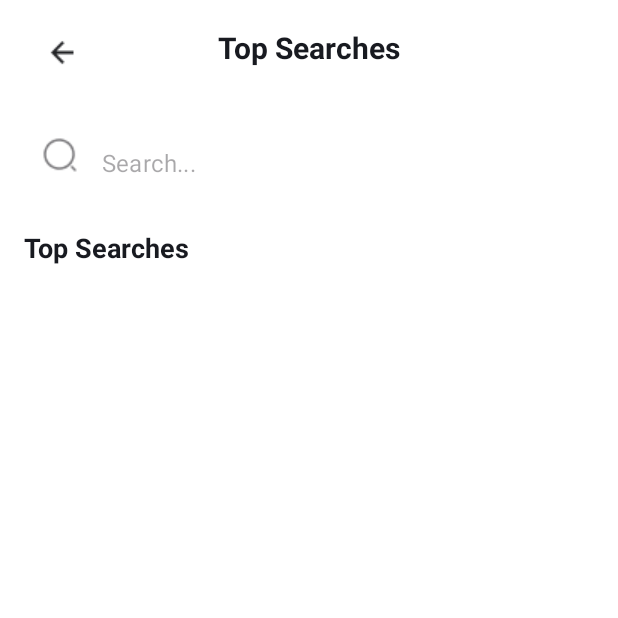
After one commit to 0353266118/appmovieduy, an Android app: the SearchActivity screen opened directly, with no data from a screen before it, on a phone screen of 412 x 824 dp, the top half of it. The commit adds this screen. Run offline under Robolectric (Android 15) with nearby library versions, the light colour scheme and no system bars; pictures from the network do not load.

Commit message:
Cập nhật search mới

```diff
--- a/app/src/main/AndroidManifest.xml
+++ b/app/src/main/AndroidManifest.xml
@@ -14,6 +14,9 @@
         android:supportsRtl="true"
         android:theme="@style/Theme.AppMoive"
         tools:targetApi="31">
+        <activity
+            android:name=".ui.search.SearchActivity"
+            android:exported="false" />
         <activity
             android:name=".ui.actormovies.ActorMoviesActivity"
             android:exported="false" />
--- a/app/src/main/java/com/example/appmoive/data/api/ApiService.kt
+++ b/app/src/main/java/com/example/appmoive/data/api/ApiService.kt
@@ -76,4 +76,12 @@ interface ApiService {
         @Path("person_id") personId: Int,
         @Query("api_key") apiKey: String = API_KEY
     ): Response<ActorDetail>
+
+
+    @GET("search/movie")
+    suspend fun searchMovies(
+        @Query("api_key") apiKey: String = API_KEY,
+        @Query("query") query: String, // Từ khóa tìm kiếm
+        @Query("page") page: Int
+    ): Response<MovieResponse>
 }
--- a/app/src/main/java/com/example/appmoive/data/repository/MovieRepository.kt
+++ b/app/src/main/java/com/example/appmoive/data/repository/MovieRepository.kt
@@ -27,4 +27,5 @@ class MovieRepository {
     suspend fun getSimilarMovies(movieId: Int) = ApiClient.apiService.getSimilarMovies(movieId)
     suspend fun getActorMovies(personId: Int) = ApiClient.apiService.getActorMovies(personId)
     suspend fun getActorDetails(personId: Int) = ApiClient.apiService.getActorDetails(personId)
+    suspend fun searchMovies(query: String, page: Int) = ApiClient.apiService.searchMovies(query = query, page = page)
 }
--- a/app/src/main/java/com/example/appmoive/ui/adapters/MovieListAdapter.kt
+++ b/app/src/main/java/com/example/appmoive/ui/adapters/MovieListAdapter.kt
@@ -45,4 +45,10 @@ class MovieListAdapter(
         movies.addAll(newMovies)
         notifyItemRangeInserted(oldSize, newMovies.size)
     }
+    // MỚI: Thêm hàm này
+    fun setData(newMovies: List<Movie>) {
+        movies.clear()
+        movies.addAll(newMovies)
+        notifyDataSetChanged()
+    }
 }
--- a/app/src/main/java/com/example/appmoive/ui/home/HomeActivity.kt
+++ b/app/src/main/java/com/example/appmoive/ui/home/HomeActivity.kt
@@ -13,6 +13,7 @@ import com.example.appmoive.databinding.ActivityHomeBinding
 import com.example.appmoive.ui.adapters.*
 import com.example.appmoive.ui.detail.DetailActivity
 import com.example.appmoive.ui.movielist.MovieListActivity
+import com.example.appmoive.ui.search.SearchActivity
 
 // Đảm bảo class implement OnMovieClickListener
 class HomeActivity : AppCompatActivity(), OnMovieClickListener {
@@ -46,6 +47,11 @@ class HomeActivity : AppCompatActivity(), OnMovieClickListener {
 
         binding.tvSeeAllRecommended.setOnClickListener {
             val intent = Intent(this, MovieListActivity::class.java)
+            startActivity(intent)
+        }
+
+        binding.ivSearch.setOnClickListener {
+            val intent = Intent(this, SearchActivity::class.java)
             startActivity(intent)
         }
     }
--- /dev/null
+++ b/app/src/main/java/com/example/appmoive/ui/search/SearchActivity.kt
@@ -0,0 +1,74 @@
+package com.example.appmoive.ui.search
+
+import android.content.Intent
+import android.os.Bundle
+import androidx.activity.enableEdgeToEdge
+import androidx.activity.viewModels
+import androidx.appcompat.app.AppCompatActivity
+import androidx.core.view.ViewCompat
+import androidx.core.view.WindowInsetsCompat
+import com.example.appmoive.R
+import androidx.core.widget.addTextChangedListener
+import androidx.recyclerview.widget.LinearLayoutManager
+import com.example.appmoive.data.model.Movie
+import com.example.appmoive.databinding.ActivitySearchBinding
+import com.example.appmoive.ui.adapters.MovieListAdapter
+import com.example.appmoive.ui.adapters.OnMovieClickListener
+import com.example.appmoive.ui.detail.DetailActivity
+import kotlinx.coroutines.*
+class SearchActivity : AppCompatActivity(), OnMovieClickListener {
+    private lateinit var binding: ActivitySearchBinding
+    private val viewModel: SearchViewModel by viewModels()
+    private lateinit var searchAdapter: MovieListAdapter // Tái sử dụng MovieListAdapter
+
+    private var searchJob: Job? = null // Biến để quản lý coroutine debounce
+
+    override fun onCreate(savedInstanceState: Bundle?) {
+        super.onCreate(savedInstanceState)
+        binding = ActivitySearchBinding.inflate(layoutInflater)
+        setContentView(binding.root)
+
+        setupUI()
+        setupRecyclerView()
+        observeViewModel()
+    }
+
+    private fun setupUI() {
+        binding.ivBack.setOnClickListener { onBackPressedDispatcher.onBackPressed() }
+
+        // Lắng nghe sự kiện thay đổi text trong ô tìm kiếm
+        binding.etSearch.addTextChangedListener { editable ->
+            val query = editable.toString().trim()
+
+            // Hủy bỏ job tìm kiếm cũ
+            searchJob?.cancel()
+            // Tạo một job mới với độ trễ (debounce)
+            searchJob = MainScope().launch {
+                delay(500L) // Chờ 500ms sau khi người dùng ngừng gõ
+                viewModel.searchMovies(query)
+            }
+        }
+    }
+
+    private fun setupRecyclerView() {
+        searchAdapter = MovieListAdapter(mutableListOf(), this)
+        binding.rvSearchResults.apply {
+            layoutManager = LinearLayoutManager(this@SearchActivity)
+            adapter = searchAdapter
+        }
+    }
+
+    private fun observeViewModel() {
+        viewModel.searchResults.observe(this) { movies ->
+            // MovieListAdapter cần hàm setData, chúng ta sẽ thêm nó
+            searchAdapter.setData(movies ?: emptyList())
+        }
+    }
+
+    override fun onMovieClick(movie: Movie) {
+        val intent = Intent(this, DetailActivity::class.java).apply {
+            putExtra("MOVIE_ID", movie.id)
+        }
+        startActivity(intent)
+    }
+}
--- /dev/null
+++ b/app/src/main/java/com/example/appmoive/ui/search/SearchViewModel.kt
@@ -0,0 +1,31 @@
+package com.example.appmoive.ui.search
+
+import androidx.lifecycle.LiveData
+import androidx.lifecycle.MutableLiveData
+import androidx.lifecycle.ViewModel
+import androidx.lifecycle.viewModelScope
+import com.example.appmoive.data.model.Movie
+import com.example.appmoive.data.repository.MovieRepository
+import kotlinx.coroutines.launch
+
+class SearchViewModel : ViewModel() {
+    private val repository = MovieRepository()
+
+    private val _searchResults = MutableLiveData<List<Movie>>()
+    val searchResults: LiveData<List<Movie>> = _searchResults
+
+    fun searchMovies(query: String) {
+        if (query.isBlank()) {
+            _searchResults.postValue(emptyList()) // Xóa kết quả nếu query trống
+            return
+        }
+
+        viewModelScope.launch {
+            // Tạm thời chỉ tìm kiếm trang đầu tiên
+            val response = repository.searchMovies(query, 1)
+            if (response.isSuccessful) {
+                _searchResults.postValue(response.body()?.movies)
+            }
+        }
+    }
+}
--- /dev/null
+++ b/app/src/main/res/layout/activity_search.xml
@@ -0,0 +1,72 @@
+<?xml version="1.0" encoding="utf-8"?>
+<LinearLayout xmlns:android="http://schemas.android.com/apk/res/android"
+    xmlns:app="http://schemas.android.com/apk/res-auto"
+    xmlns:tools="http://schemas.android.com/tools"
+    android:layout_width="match_parent"
+    android:layout_height="match_parent"
+    android:background="@color/movie_backgroundColor_light"
+    android:orientation="vertical"
+    tools:context=".ui.search.SearchActivity">
+
+    <!-- Header -->
+    <RelativeLayout
+        android:layout_width="match_parent"
+        android:layout_height="?attr/actionBarSize"
+        android:paddingHorizontal="16dp">
+        <ImageView
+            android:id="@+id/iv_back"
+            android:layout_width="wrap_content"
+            android:layout_height="wrap_content"
+            android:src="@drawable/ic_arrow_back2"
+            android:padding="8dp"
+            android:layout_centerVertical="true"/>
+        <TextView
+            android:layout_width="wrap_content"
+            android:layout_height="wrap_content"
+            android:text="Top Searches"
+            android:textColor="@color/movie_textColorPrimary_black"
+            android:textSize="20sp"
+            android:textStyle="bold"
+            android:layout_centerInParent="true"/>
+    </RelativeLayout>
+
+    <!-- Thanh Search -->
+    <com.google.android.material.textfield.TextInputLayout
+        style="@style/Widget.MaterialComponents.TextInputLayout.OutlinedBox"
+        android:layout_width="match_parent"
+        android:layout_height="wrap_content"
+        android:layout_margin="16dp"
+        app:boxCornerRadiusBottomEnd="24dp"
+        app:boxCornerRadiusBottomStart="24dp"
+        app:boxCornerRadiusTopEnd="24dp"
+        app:boxCornerRadiusTopStart="24dp"
+        app:boxStrokeWidth="0dp"
+        app:boxStrokeWidthFocused="0dp"
+        app:hintEnabled="false"
+        app:startIconDrawable="@drawable/ic_search">
+        <com.google.android.material.textfield.TextInputEditText
+            android:id="@+id/et_search"
+            android:layout_width="match_parent"
+            android:layout_height="wrap_content"
+            android:hint="Search..." />
+    </com.google.android.material.textfield.TextInputLayout>
+
+    <TextView
+        android:layout_width="wrap_content"
+        android:layout_height="wrap_content"
+        android:layout_marginStart="16dp"
+        android:text="Top Searches"
+        android:textColor="@color/movie_textColorPrimary_black"
+        android:textSize="18sp"
+        android:textStyle="bold" />
+
+    <androidx.recyclerview.widget.RecyclerView
+        android:id="@+id/rv_search_results"
+        android:layout_width="match_parent"
+        android:layout_height="match_parent"
+        android:layout_marginTop="8dp"
+        android:paddingHorizontal="16dp"
+        android:contentDescription="List of search results"
+        app:layoutManager="androidx.recyclerview.widget.LinearLayoutManager"
+        tools:listitem="@layout/item_top_search"/>
+</LinearLayout>
```
